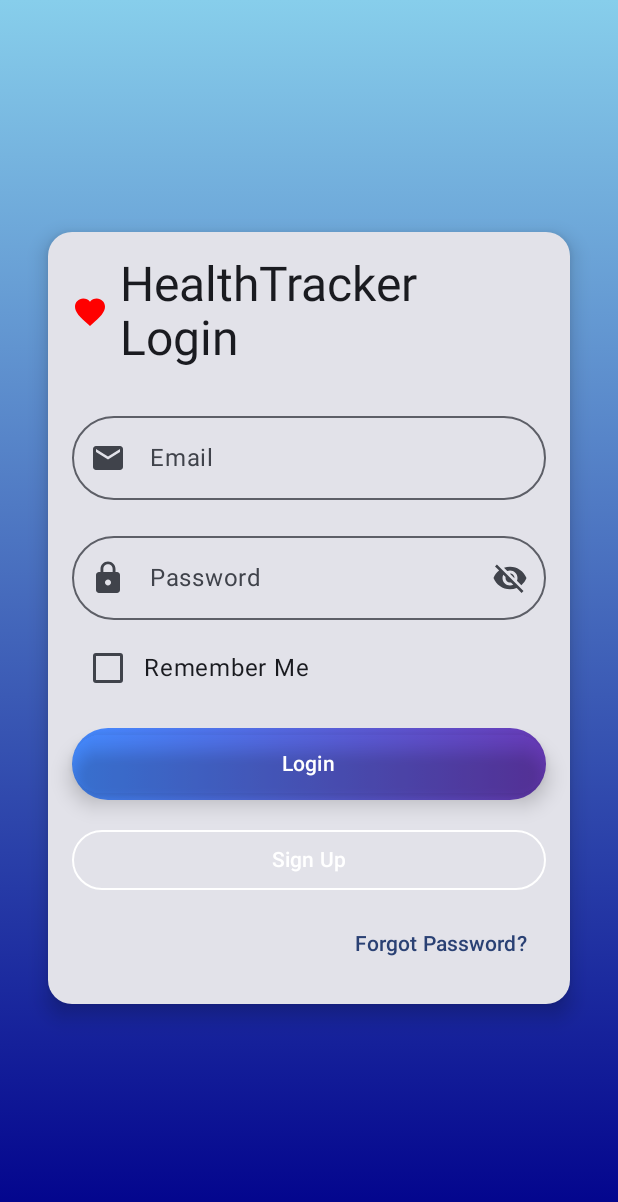
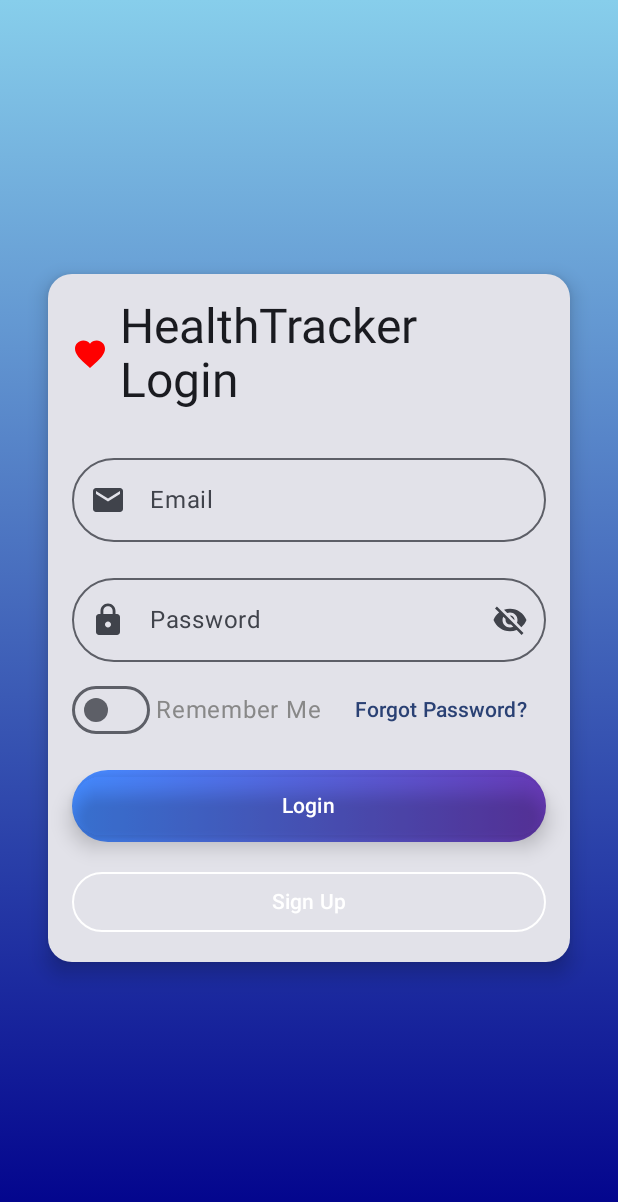
Before and after one commit to DeadAlien/HealthTracker, an Android app built with Jetpack Compose: the screen it shows after launch (MainActivity), on a phone screen of 412 x 824 dp. Shown: the top 1202 px of the screen. Run offline under Robolectric (Android 15) with nearby library versions, the phone set to English and light mode, and no system bars.

Commit message:
improvement of login page 4

```diff
--- a/AndroidHealthTracer/app/src/main/java/com/example/androidhealthtracer/MainActivity.kt
+++ b/AndroidHealthTracer/app/src/main/java/com/example/androidhealthtracer/MainActivity.kt
@@ -179,14 +179,26 @@ fun LoginScreen(
                 )
                 Spacer(modifier = Modifier.height(8.dp))
                 Row(
-                    verticalAlignment = Alignment.CenterVertically,
-                    modifier = Modifier.fillMaxWidth()
+                    modifier = Modifier.fillMaxWidth(),
+                    horizontalArrangement = Arrangement.SpaceBetween,
+                    verticalAlignment = Alignment.CenterVertically
                 ) {
-                    Checkbox(
-                        checked = rememberMe,
-                        onCheckedChange = { rememberMe = it }
-                    )
-                    Text("Remember Me")
+                    Row(verticalAlignment = Alignment.CenterVertically) {
+                        Switch(
+                            checked = rememberMe,
+                            onCheckedChange = { rememberMe = it }
+                        )
+                        Spacer(modifier = Modifier.width(4.dp))
+                        Text("Remember Me", color = Color.Gray)
+                    }
+                    TextButton(
+                        onClick = {
+                            val intent = Intent(context, ForgotPasswordActivity::class.java)
+                            context.startActivity(intent)
+                        }
+                    ) {
+                        Text("Forgot Password?")
+                    }
                 }
                 Spacer(modifier = Modifier.height(16.dp))
 
@@ -216,16 +228,6 @@ fun LoginScreen(
                 ) {
                     Text("Sign Up", color = Color.White)
                 }
-                Spacer(modifier = Modifier.height(8.dp))
-                TextButton(
-                    onClick = {
-                        val intent = Intent(context, ForgotPasswordActivity::class.java)
-                        context.startActivity(intent)
-                    },
-                    modifier = Modifier.align(Alignment.End)
-                ) {
-                    Text("Forgot Password?")
-                }
             }
         }
     }
```
